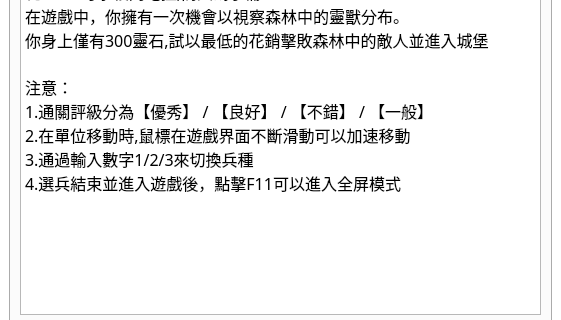
Qt form menu2.ui (SeleiXi/lord-game) before a commit; both pictures show x 0 to 561 and y 206 to 526 of the 561 by 683 pixel window.
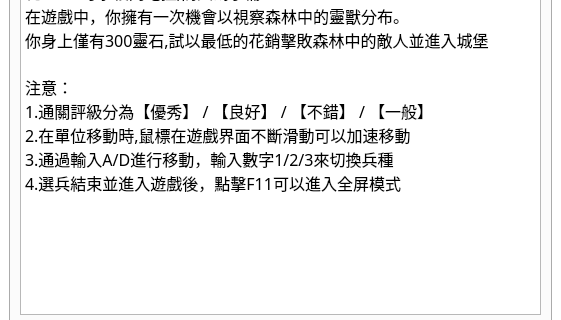
The same form after that commit. Icons and pictures are not drawn.

Commit message: ui菜單規則補充

```diff
--- a/menu2.ui
+++ b/menu2.ui
@@ -91,7 +91,7 @@
 &lt;p style=&quot; margin-top:0px; margin-bottom:0px; margin-left:0px; margin-right:0px; -qt-block-indent:0; text-indent:0px;&quot;&gt;&lt;span style=&quot; font-size:12pt; font-weight:400;&quot;&gt;注意：&lt;/span&gt;&lt;/p&gt;
 &lt;p style=&quot; margin-top:0px; margin-bottom:0px; margin-left:0px; margin-right:0px; -qt-block-indent:0; text-indent:0px;&quot;&gt;&lt;span style=&quot; font-size:12pt; font-weight:400;&quot;&gt;1.通關評級分為【優秀】 / 【良好】 / 【不錯】 / 【一般】&lt;/span&gt;&lt;/p&gt;
 &lt;p style=&quot; margin-top:0px; margin-bottom:0px; margin-left:0px; margin-right:0px; -qt-block-indent:0; text-indent:0px;&quot;&gt;&lt;span style=&quot; font-size:12pt; font-weight:400;&quot;&gt;2.在單位移動時,鼠標在遊戲界面不斷滑動可以加速移動&lt;/span&gt;&lt;/p&gt;
-&lt;p style=&quot; margin-top:0px; margin-bottom:0px; margin-left:0px; margin-right:0px; -qt-block-indent:0; text-indent:0px;&quot;&gt;&lt;span style=&quot; font-size:12pt; font-weight:400;&quot;&gt;3.通過輸入數字1/2/3來切換兵種&lt;/span&gt;&lt;/p&gt;
+&lt;p style=&quot; margin-top:0px; margin-bottom:0px; margin-left:0px; margin-right:0px; -qt-block-indent:0; text-indent:0px;&quot;&gt;&lt;span style=&quot; font-size:12pt; font-weight:400;&quot;&gt;3.通過輸入A/D進行移動，輸入數字1/2/3來切換兵種&lt;/span&gt;&lt;/p&gt;
 &lt;p style=&quot; margin-top:0px; margin-bottom:0px; margin-left:0px; margin-right:0px; -qt-block-indent:0; text-indent:0px;&quot;&gt;&lt;span style=&quot; font-size:12pt; font-weight:400;&quot;&gt;4.選兵結束並進入遊戲後，點擊F11可以進入全屏模式&lt;/span&gt;&lt;/p&gt;&lt;/body&gt;&lt;/html&gt;</string>
           </property>
          </widget>
```
The commit also changes 2 other files.
